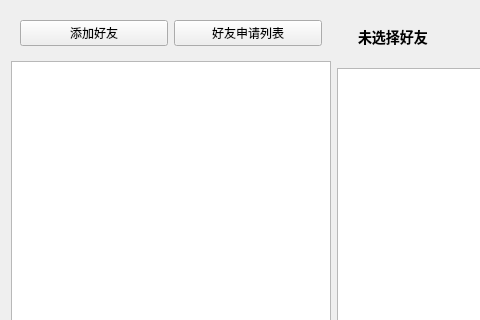
Before: the Qt Designer form IM_QQ_Client/widget.ui in mojoin/LinkChat, drawn with Qt 5; both pictures show x 0 to 480 and y 0 to 320 of the 900 by 650 pixel window.
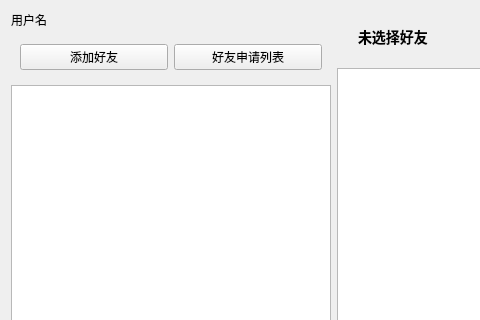
After: the same form once the commit is applied.

Commit message: bug修护:接受文件后,不能上传文件的bug 新增界面优化:登录后主界面会显示本人昵称和ID

What changed in the file:
```diff
--- a/IM_QQ_Client/widget.ui
+++ b/IM_QQ_Client/widget.ui
@@ -15,6 +15,26 @@
   </property>
   <layout class="QGridLayout" name="gridLayout_2">
    <item row="1" column="0">
+    <widget class="QWidget" name="widget" native="true">
+     <layout class="QHBoxLayout" name="horizontalLayout">
+      <item>
+       <widget class="QPushButton" name="pB_addFriends">
+        <property name="text">
+         <string>添加好友</string>
+        </property>
+       </widget>
+      </item>
+      <item>
+       <widget class="QPushButton" name="pB_FriendRequest">
+        <property name="text">
+         <string>好友申请列表</string>
+        </property>
+       </widget>
+      </item>
+     </layout>
+    </widget>
+   </item>
+   <item row="2" column="0">
     <widget class="QListWidget" name="listWidget_Friends">
      <property name="minimumSize">
       <size>
@@ -30,7 +50,14 @@
      </property>
     </widget>
    </item>
-   <item row="0" column="2" rowspan="2">
+   <item row="0" column="0">
+    <widget class="QLabel" name="label_user">
+     <property name="text">
+      <string>用户名</string>
+     </property>
+    </widget>
+   </item>
+   <item row="0" column="2" rowspan="3">
     <widget class="QWidget" name="widget_ChatArea" native="true">
      <layout class="QVBoxLayout" name="verticalLayout_Chat" stretch="1,8,3">
       <property name="leftMargin">
@@ -172,26 +199,6 @@
      </layout>
     </widget>
    </item>
-   <item row="0" column="0">
-    <widget class="QWidget" name="widget" native="true">
-     <layout class="QHBoxLayout" name="horizontalLayout">
-      <item>
-       <widget class="QPushButton" name="pB_addFriends">
-        <property name="text">
-         <string>添加好友</string>
-        </property>
-       </widget>
-      </item>
-      <item>
-       <widget class="QPushButton" name="pB_FriendRequest">
-        <property name="text">
-         <string>好友申请列表</string>
-        </property>
-       </widget>
-      </item>
-     </layout>
-    </widget>
-   </item>
   </layout>
  </widget>
  <resources/>
```
The commit also changes 6 other files.
